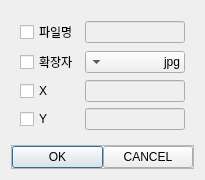
AnamKwon/MaxBong_project, file dialog.ui: the form before one commit.
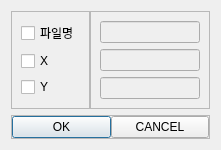
The form after the commit.

The edit to the form file:
```diff
--- a/dialog.ui
+++ b/dialog.ui
@@ -7,19 +7,19 @@
     <x>0</x>
     <y>0</y>
     <width>210</width>
-    <height>222</height>
+    <height>150</height>
    </rect>
   </property>
   <property name="minimumSize">
    <size>
     <width>210</width>
-    <height>222</height>
+    <height>150</height>
    </size>
   </property>
   <property name="maximumSize">
    <size>
     <width>210</width>
-    <height>222</height>
+    <height>150</height>
    </size>
   </property>
   <property name="windowTitle">
@@ -31,95 +31,78 @@
    </property>
    <item>
     <widget class="QWidget" name="verticalWidget" native="true">
-     <layout class="QGridLayout" name="gridLayout">
-      <item row="1" column="1">
-       <widget class="QComboBox" name="comboBox">
-        <property name="maximumSize">
-         <size>
-          <width>100</width>
-          <height>16777215</height>
-         </size>
-        </property>
-        <property name="layoutDirection">
-         <enum>Qt::RightToLeft</enum>
-        </property>
-        <item>
-         <property name="text">
-          <string>jpg</string>
-         </property>
-        </item>
-        <item>
-         <property name="text">
-          <string>png</string>
-         </property>
-        </item>
-        <item>
-         <property name="text">
-          <string>jpeg</string>
-         </property>
-        </item>
+     <layout class="QHBoxLayout" name="horizontalLayout_2">
+      <property name="spacing">
+       <number>0</number>
+      </property>
+      <property name="leftMargin">
+       <number>0</number>
+      </property>
+      <property name="topMargin">
+       <number>0</number>
+      </property>
+      <property name="rightMargin">
+       <number>0</number>
+      </property>
+      <property name="bottomMargin">
+       <number>0</number>
+      </property>
         <item>
-         <property name="text">
-          <string>bmp</string>
-         </property>
-        </item>
-       </widget>
-      </item>
-      <item row="0" column="0">
+       <widget class="QFrame" name="frame_2">
+        <property name="frameShape">
+         <enum>QFrame::StyledPanel</enum>
+        </property>
+        <property name="frameShadow">
+         <enum>QFrame::Raised</enum>
+        </property>
+        <layout class="QVBoxLayout" name="verticalLayout">
+         <item>
        <widget class="QCheckBox" name="file_name">
         <property name="text">
          <string>파일명</string>
         </property>
        </widget>
       </item>
-      <item row="0" column="1">
-       <widget class="QLineEdit" name="file_name_input">
-        <property name="enabled">
-         <bool>false</bool>
-        </property>
-        <property name="maximumSize">
-         <size>
-          <width>100</width>
-          <height>16777215</height>
-         </size>
-        </property>
-       </widget>
-      </item>
-      <item row="1" column="0">
-       <widget class="QCheckBox" name="types">
-        <property name="text">
-         <string>확장자</string>
-        </property>
-       </widget>
-      </item>
-      <item row="3" column="1">
-       <widget class="QLineEdit" name="height_input">
-        <property name="enabled">
-         <bool>false</bool>
-        </property>
-        <property name="maximumSize">
-         <size>
-          <width>100</width>
-          <height>16777215</height>
-         </size>
-        </property>
-       </widget>
-      </item>
-      <item row="3" column="0">
-       <widget class="QCheckBox" name="height">
-        <property name="text">
-         <string>Y</string>
-        </property>
-       </widget>
-      </item>
-      <item row="2" column="0">
+         <item>
        <widget class="QCheckBox" name="width">
         <property name="text">
          <string>X</string>
         </property>
        </widget>
       </item>
-      <item row="2" column="1">
+         <item>
+          <widget class="QCheckBox" name="height">
+           <property name="text">
+            <string>Y</string>
+           </property>
+          </widget>
+         </item>
+        </layout>
+       </widget>
+      </item>
+      <item>
+       <widget class="QFrame" name="frame_3">
+        <property name="frameShape">
+         <enum>QFrame::StyledPanel</enum>
+        </property>
+        <property name="frameShadow">
+         <enum>QFrame::Raised</enum>
+        </property>
+        <layout class="QVBoxLayout" name="verticalLayout_3">
+         <item>
+          <widget class="QLineEdit" name="file_name_input">
+           <property name="enabled">
+            <bool>false</bool>
+           </property>
+           <property name="maximumSize">
+            <size>
+             <width>100</width>
+             <height>16777215</height>
+            </size>
+           </property>
+          </widget>
+         </item>
+         <item>
        <widget class="QLineEdit" name="width_input">
         <property name="enabled">
          <bool>false</bool>
@@ -130,6 +113,22 @@
           <height>16777215</height>
          </size>
         </property>
+          </widget>
+         </item>
+         <item>
+          <widget class="QLineEdit" name="height_input">
+           <property name="enabled">
+            <bool>false</bool>
+           </property>
+           <property name="maximumSize">
+            <size>
+             <width>100</width>
+             <height>16777215</height>
+            </size>
+           </property>
+          </widget>
+         </item>
+        </layout>
        </widget>
       </item>
      </layout>
```
Lines whose indentation alone changed are shown as unchanged.
